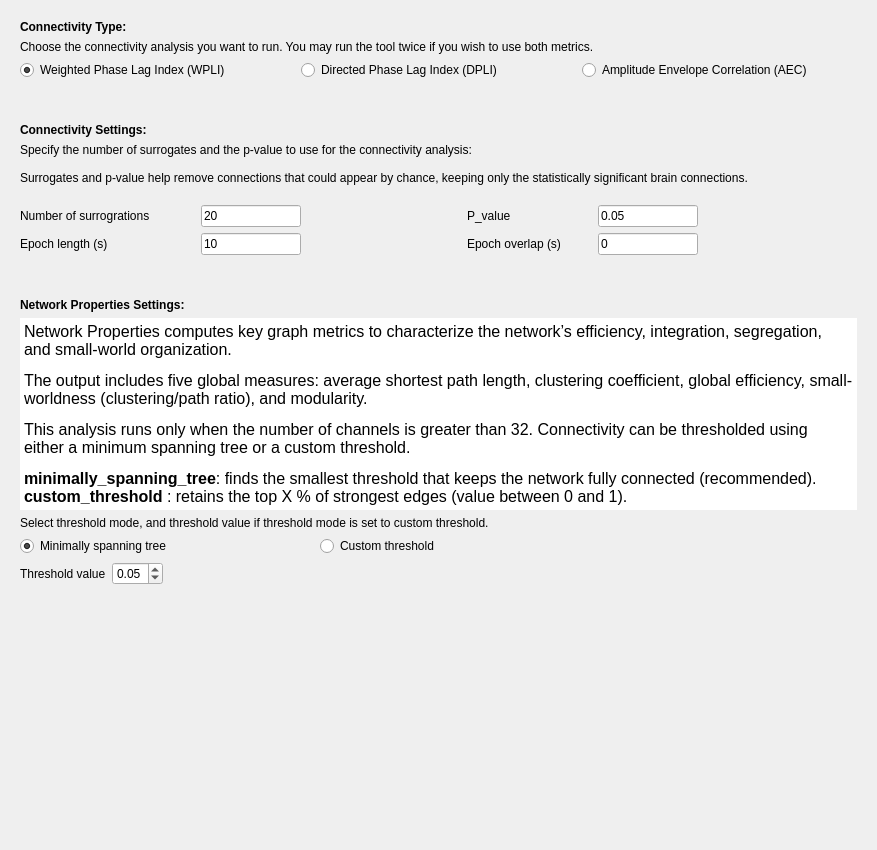
SnoozToolbox/snooz-package-ceams, file tools/CEAMSTools/AnalyzeEEGConnectivity/ConnectivitySettings/Ui_ConnectivitySettings.ui: the form before one commit.
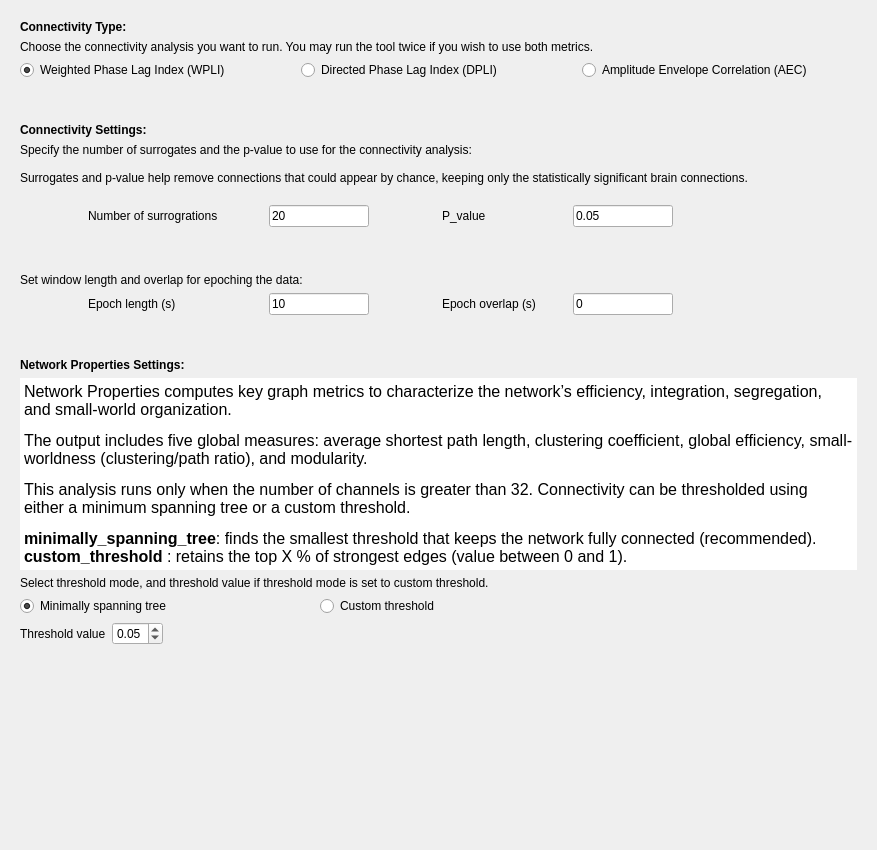
The form after the commit.

Commit message: Update Connectivity UI for AEC

The edit to the form file:
```diff
--- a/tools/CEAMSTools/AnalyzeEEGConnectivity/ConnectivitySettings/Ui_ConnectivitySettings.ui
+++ b/tools/CEAMSTools/AnalyzeEEGConnectivity/ConnectivitySettings/Ui_ConnectivitySettings.ui
@@ -91,7 +91,7 @@
      <property name="frameShadow">
       <enum>QFrame::Shadow::Raised</enum>
      </property>
-     <layout class="QVBoxLayout" name="verticalLayout_5">
+     <layout class="QVBoxLayout" name="verticalLayout_2">
       <item>
        <widget class="QLabel" name="connectivity_settings_header_label">
         <property name="text">
@@ -113,11 +113,22 @@
        </widget>
       </item>
       <item>
-       <layout class="QHBoxLayout" name="horizontalLayout_7">
-        <item>
-         <layout class="QVBoxLayout" name="verticalLayout_2">
+       <layout class="QHBoxLayout" name="horizontalLayout_10">
           <item>
            <layout class="QHBoxLayout" name="horizontalLayout_5">
+          <item>
+           <spacer name="horizontalSpacer_2">
+            <property name="orientation">
+             <enum>Qt::Orientation::Horizontal</enum>
+            </property>
+            <property name="sizeHint" stdset="0">
+             <size>
+              <width>40</width>
+              <height>20</height>
+             </size>
+            </property>
+           </spacer>
+          </item>
             <item>
              <widget class="QLabel" name="num_surr_label">
               <property name="minimumSize">
@@ -163,69 +174,6 @@
            </layout>
           </item>
           <item>
-           <layout class="QHBoxLayout" name="horizontalLayout_4">
-            <item>
-             <widget class="QLabel" name="epoch_length_label">
-              <property name="minimumSize">
-               <size>
-                <width>175</width>
-                <height>0</height>
-               </size>
-              </property>
-              <property name="text">
-               <string>Epoch length (s)</string>
-              </property>
-             </widget>
-            </item>
-            <item>
-             <widget class="QLineEdit" name="epoch_length_lineEdit">
-              <property name="maximumSize">
-               <size>
-                <width>100</width>
-                <height>16777215</height>
-               </size>
-              </property>
-              <property name="text">
-               <string>10</string>
-              </property>
-              <property name="maxLength">
-               <number>3</number>
-              </property>
-             </widget>
-            </item>
-            <item>
-             <spacer name="horizontalSpacer_3">
-              <property name="orientation">
-               <enum>Qt::Orientation::Horizontal</enum>
-              </property>
-              <property name="sizeHint" stdset="0">
-               <size>
-                <width>40</width>
-                <height>20</height>
-               </size>
-              </property>
-             </spacer>
-            </item>
-           </layout>
-          </item>
-         </layout>
-        </item>
-        <item>
-         <spacer name="horizontalSpacer">
-          <property name="orientation">
-           <enum>Qt::Orientation::Horizontal</enum>
-          </property>
-          <property name="sizeHint" stdset="0">
-           <size>
-            <width>40</width>
-            <height>20</height>
-           </size>
-          </property>
-         </spacer>
-        </item>
-        <item>
-         <layout class="QVBoxLayout" name="verticalLayout_3">
-          <item>
            <layout class="QHBoxLayout" name="horizontalLayout">
             <item>
              <widget class="QLabel" name="p_value_label">
@@ -271,6 +219,89 @@
             </item>
            </layout>
           </item>
+       </layout>
+      </item>
+      <item>
+       <spacer name="verticalSpacer_2">
+        <property name="orientation">
+         <enum>Qt::Orientation::Vertical</enum>
+        </property>
+        <property name="sizeHint" stdset="0">
+         <size>
+          <width>20</width>
+          <height>40</height>
+         </size>
+        </property>
+       </spacer>
+      </item>
+      <item>
+       <widget class="QLabel" name="select_epoch_label">
+        <property name="text">
+         <string>Set window length and overlap for epoching the data:</string>
+        </property>
+       </widget>
+      </item>
+      <item>
+       <layout class="QHBoxLayout" name="horizontalLayout_7">
+        <item>
+         <layout class="QHBoxLayout" name="horizontalLayout_4">
+          <item>
+           <spacer name="horizontalSpacer">
+            <property name="orientation">
+             <enum>Qt::Orientation::Horizontal</enum>
+            </property>
+            <property name="sizeHint" stdset="0">
+             <size>
+              <width>40</width>
+              <height>20</height>
+             </size>
+            </property>
+           </spacer>
+          </item>
+          <item>
+           <widget class="QLabel" name="epoch_length_label">
+            <property name="minimumSize">
+             <size>
+              <width>175</width>
+              <height>0</height>
+             </size>
+            </property>
+            <property name="text">
+             <string>Epoch length (s)</string>
+            </property>
+           </widget>
+          </item>
+          <item>
+           <widget class="QLineEdit" name="epoch_length_lineEdit">
+            <property name="maximumSize">
+             <size>
+              <width>100</width>
+              <height>16777215</height>
+             </size>
+            </property>
+            <property name="text">
+             <string>10</string>
+            </property>
+            <property name="maxLength">
+             <number>3</number>
+            </property>
+           </widget>
+          </item>
+          <item>
+           <spacer name="horizontalSpacer_3">
+            <property name="orientation">
+             <enum>Qt::Orientation::Horizontal</enum>
+            </property>
+            <property name="sizeHint" stdset="0">
+             <size>
+              <width>40</width>
+              <height>20</height>
+             </size>
+            </property>
+           </spacer>
+          </item>
+         </layout>
+        </item>
           <item>
            <layout class="QHBoxLayout" name="horizontalLayout_3">
             <item>
@@ -316,21 +347,6 @@
              </spacer>
             </item>
            </layout>
-          </item>
-         </layout>
-        </item>
-        <item>
-         <spacer name="horizontalSpacer_2">
-          <property name="orientation">
-           <enum>Qt::Orientation::Horizontal</enum>
-          </property>
-          <property name="sizeHint" stdset="0">
-           <size>
-            <width>40</width>
-            <height>20</height>
-           </size>
-          </property>
-         </spacer>
         </item>
        </layout>
       </item>
```
Lines whose indentation alone changed are shown as unchanged. The commit also changes 6 other files.
